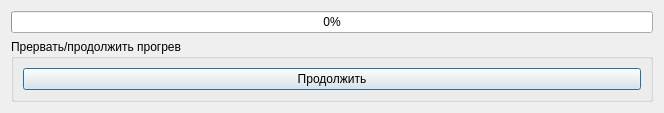
The window that phx-cnc-ui-mainform/src/forms/CXWarmingUpDlg.ui (superkulpa/phx-cnc-ui) describes before a commit, drawn with Qt 5.
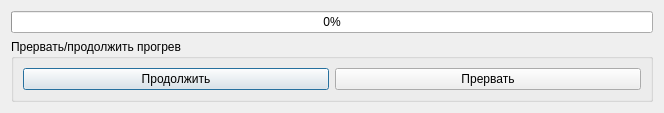
The same window after the commit. Custom widgets are drawn as their Qt base class.

The edit to the form file:
```diff
--- a/phx-cnc-ui-mainform/src/forms/CXWarmingUpDlg.ui
+++ b/phx-cnc-ui-mainform/src/forms/CXWarmingUpDlg.ui
@@ -37,6 +37,13 @@
         </property>
        </widget>
       </item>
+      <item>
+       <widget class="CXTouchButton" name="btBreak">
+        <property name="text">
+         <string>Прервать</string>
+        </property>
+       </widget>
+      </item>       
      </layout>
     </widget>
    </item>
```
Left out of the diff: 2 changed lines with no effect on the pictures.
